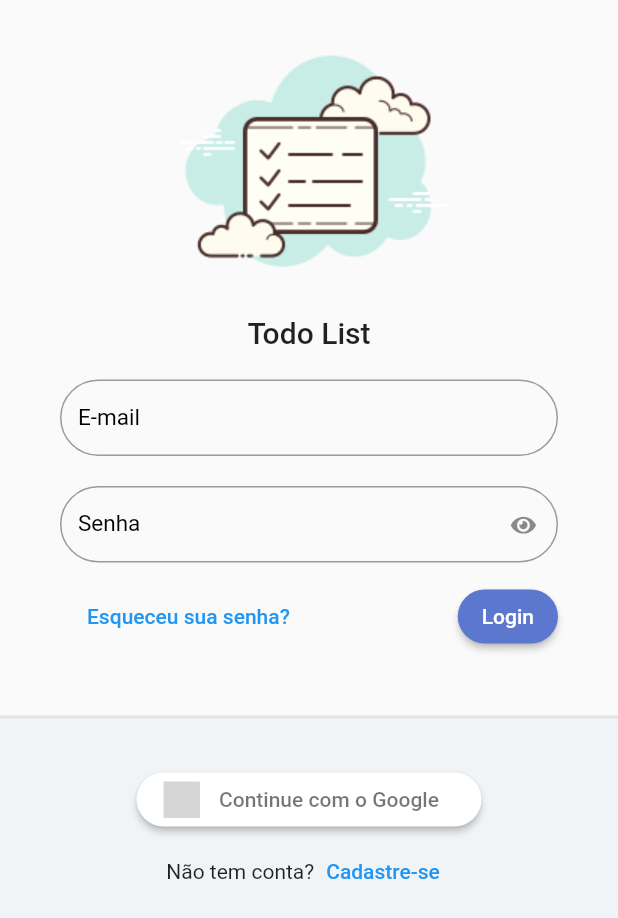
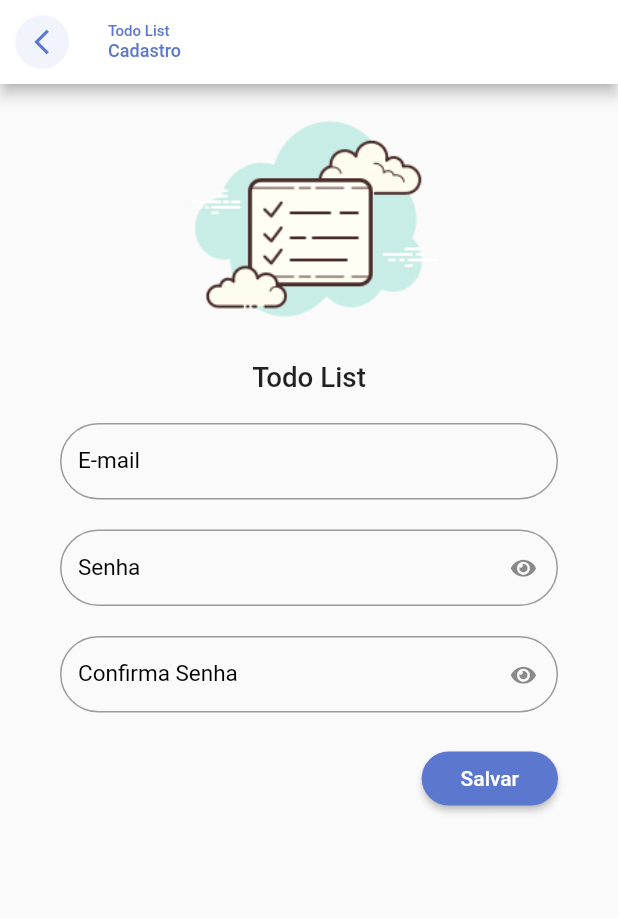
Before and after one commit to ElcioLS/adf_todo_list_provider, a Flutter app: the screen it shows after launch, after a tap on "Cadastre-se", on a phone screen of 412 x 824 dp. Shown: the top 918 px of the screen. Run offline on Flutter 3.47's test engine with Material 2 defaults, Android fonts, the phone set to English and light mode, and no system bars; our stand-ins replace flutter_signin_button, google_fonts, sqflite, sqflite_common, synchronized; accounts and stored records are empty; Roboto replaces fonts that are missing (Mandali); grey boxes are pictures that could not be loaded.

Commit message:
Tela de cadastro, registre-se Layout

```diff
--- a/lib/app/modules/auth/auth_module.dart
+++ b/lib/app/modules/auth/auth_module.dart
@@ -1,6 +1,8 @@
 import 'package:adf_todo_list_provider/app/core/modules/todo_list_module.dart';
 import 'package:adf_todo_list_provider/app/modules/auth/login/Login_controller.dart';
 import 'package:adf_todo_list_provider/app/modules/auth/login/login_page.dart';
+import 'package:adf_todo_list_provider/app/modules/auth/register/register_controller.dart';
+import 'package:adf_todo_list_provider/app/modules/auth/register/register_page.dart';
 import 'package:provider/provider.dart';
 
 class AuthModule extends TodoListModule {
@@ -10,9 +12,13 @@ class AuthModule extends TodoListModule {
             ChangeNotifierProvider(
               create: (_) => LoginController(),
             ),
+            ChangeNotifierProvider(
+              create: (_) => RegisterController(),
+            ),
           ],
           routers: {
             '/login': (_) => const LoginPage(),
+            '/register': (_) => const RegisterPage(),
           },
         );
 }
--- a/lib/app/modules/auth/login/login_page.dart
+++ b/lib/app/modules/auth/login/login_page.dart
@@ -90,7 +90,10 @@ class LoginPage extends StatelessWidget {
                               children: [
                                 const Text('Não tem conta?'),
                                 TextButton(
-                                  onPressed: () {},
+                                  onPressed: () {
+                                    Navigator.of(context)
+                                        .pushNamed('/register');
+                                  },
                                   child: const Text('Cadastre-se'),
                                 )
                               ],
--- /dev/null
+++ b/lib/app/modules/auth/register/register_controller.dart
@@ -0,0 +1,3 @@
+import 'package:flutter/cupertino.dart';
+
+class RegisterController extends ChangeNotifier {}
--- /dev/null
+++ b/lib/app/modules/auth/register/register_page.dart
@@ -0,0 +1,85 @@
+import 'package:adf_todo_list_provider/app/core/ui/theme_extensions.dart';
+import 'package:adf_todo_list_provider/app/core/widget/todo_list_field.dart';
+import 'package:adf_todo_list_provider/app/core/widget/todo_list_logo.dart';
+import 'package:flutter/material.dart';
+
+class RegisterPage extends StatelessWidget {
+  const RegisterPage({Key? key}) : super(key: key);
+
+  @override
+  Widget build(BuildContext context) {
+    return Scaffold(
+      appBar: AppBar(
+        automaticallyImplyLeading: false,
+        backgroundColor: Colors.white,
+        title: Column(
+          crossAxisAlignment: CrossAxisAlignment.start,
+          children: [
+            Text(
+              'Todo List',
+              style: TextStyle(fontSize: 10, color: context.primaryColor),
+            ),
+            Text(
+              'Cadastro',
+              style: TextStyle(fontSize: 12, color: context.primaryColor),
+            ),
+          ],
+        ),
+        leading: IconButton(
+          onPressed: () => Navigator.pop(context),
+          icon: ClipOval(
+            child: Container(
+              color: context.primaryColor.withAlpha(20),
+              padding: const EdgeInsets.all(8),
+              child: Icon(
+                Icons.arrow_back_ios_outlined,
+                size: 20,
+                color: context.primaryColor,
+              ),
+            ),
+          ),
+        ),
+      ),
+      body: ListView(
+        children: [
+          SizedBox(
+            height: MediaQuery.of(context).size.width * .5,
+            child: const FittedBox(
+              fit: BoxFit.fitHeight,
+              child: TodoListLogo(),
+            ),
+          ),
+          Padding(
+            padding: const EdgeInsets.symmetric(horizontal: 40, vertical: 20),
+            child: Form(
+                child: Column(
+              children: [
+                TodoListField(label: 'E-mail'),
+                const SizedBox(height: 20),
+                TodoListField(label: 'Senha', obscureText: true),
+                const SizedBox(height: 20),
+                TodoListField(label: 'Confirma Senha', obscureText: true),
+                const SizedBox(height: 20),
+                Align(
+                  alignment: Alignment.bottomRight,
+                  child: ElevatedButton(
+                    onPressed: () {},
+                    style: ElevatedButton.styleFrom(
+                      shape: RoundedRectangleBorder(
+                        borderRadius: BorderRadius.circular(20),
+                      ),
+                    ),
+                    child: const Padding(
+                      padding: EdgeInsets.all(10.0),
+                      child: Text('Salvar'),
+                    ),
+                  ),
+                )
+              ],
+            )),
+          )
+        ],
+      ),
+    );
+  }
+}
```
